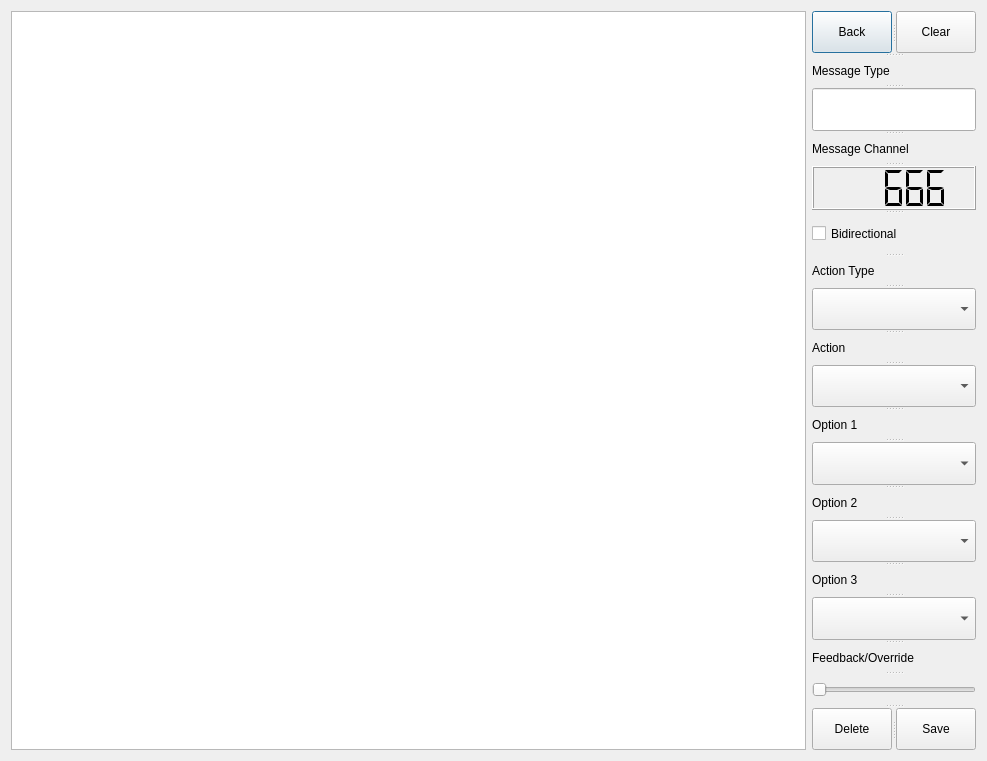
Old version of the form forms/configwindow.ui in the repository Alzy/obs-midi.
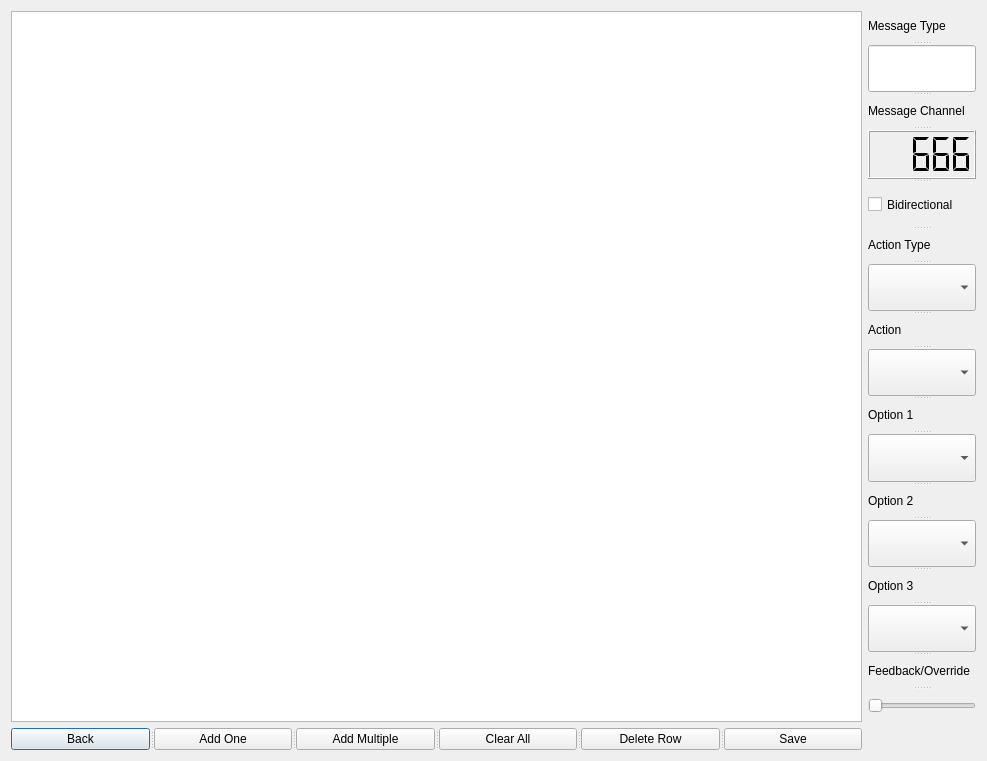
New version of the form.

Patch:
```diff
--- a/forms/configwindow.ui
+++ b/forms/configwindow.ui
@@ -26,9 +26,6 @@
    <string>Dialog</string>
   </property>
   <layout class="QGridLayout" name="gridLayout">
-   <property name="sizeConstraint">
-    <enum>QLayout::SetDefaultConstraint</enum>
-   </property>
    <item row="0" column="0">
     <widget class="QTableView" name="tableView">
      <property name="sizePolicy">
@@ -37,6 +34,9 @@
        <verstretch>0</verstretch>
       </sizepolicy>
      </property>
+     <property name="selectionBehavior">
+      <enum>QAbstractItemView::SelectRows</enum>
+     </property>
     </widget>
    </item>
    <item row="0" column="1">
@@ -44,33 +44,6 @@
      <property name="orientation">
       <enum>Qt::Vertical</enum>
      </property>
-     <widget class="QSplitter" name="splitter_2">
-      <property name="orientation">
-       <enum>Qt::Horizontal</enum>
-      </property>
-      <widget class="QPushButton" name="btnBack">
-       <property name="sizePolicy">
-        <sizepolicy hsizetype="MinimumExpanding" vsizetype="MinimumExpanding">
-         <horstretch>0</horstretch>
-         <verstretch>0</verstretch>
-        </sizepolicy>
-       </property>
-       <property name="text">
-        <string>Back</string>
-       </property>
-      </widget>
-      <widget class="QPushButton" name="btnClear">
-       <property name="sizePolicy">
-        <sizepolicy hsizetype="MinimumExpanding" vsizetype="MinimumExpanding">
-         <horstretch>0</horstretch>
-         <verstretch>0</verstretch>
-        </sizepolicy>
-       </property>
-       <property name="text">
-        <string>Clear</string>
-       </property>
-      </widget>
-     </widget>
      <widget class="QLabel" name="label_7">
       <property name="sizePolicy">
        <sizepolicy hsizetype="MinimumExpanding" vsizetype="Preferred">
@@ -246,10 +219,45 @@
        <enum>Qt::Horizontal</enum>
       </property>
      </widget>
+    </widget>
+   </item>
+   <item row="1" column="0">
      <widget class="QSplitter" name="splitter">
       <property name="orientation">
        <enum>Qt::Horizontal</enum>
       </property>
+     <widget class="QPushButton" name="btnBack">
+      <property name="sizePolicy">
+       <sizepolicy hsizetype="MinimumExpanding" vsizetype="MinimumExpanding">
+        <horstretch>0</horstretch>
+        <verstretch>0</verstretch>
+       </sizepolicy>
+      </property>
+      <property name="text">
+       <string>Back</string>
+      </property>
+     </widget>
+     <widget class="QPushButton" name="pushButton">
+      <property name="text">
+       <string>Add One</string>
+      </property>
+     </widget>
+     <widget class="QPushButton" name="pushButton_2">
+      <property name="text">
+       <string>Add Multiple</string>
+      </property>
+     </widget>
+     <widget class="QPushButton" name="btnClear">
+      <property name="sizePolicy">
+       <sizepolicy hsizetype="MinimumExpanding" vsizetype="MinimumExpanding">
+        <horstretch>0</horstretch>
+        <verstretch>0</verstretch>
+       </sizepolicy>
+      </property>
+      <property name="text">
+       <string>Clear All</string>
+      </property>
+     </widget>
       <widget class="QPushButton" name="btnDel">
        <property name="sizePolicy">
         <sizepolicy hsizetype="MinimumExpanding" vsizetype="MinimumExpanding">
@@ -258,7 +266,7 @@
         </sizepolicy>
        </property>
        <property name="text">
-        <string>Delete</string>
+       <string>Delete Row</string>
        </property>
       </widget>
       <widget class="QPushButton" name="btnSave">
@@ -271,7 +279,6 @@
        <property name="text">
         <string>Save</string>
        </property>
-      </widget>
      </widget>
     </widget>
    </item>
```
Lines whose indentation alone changed are shown as unchanged.
